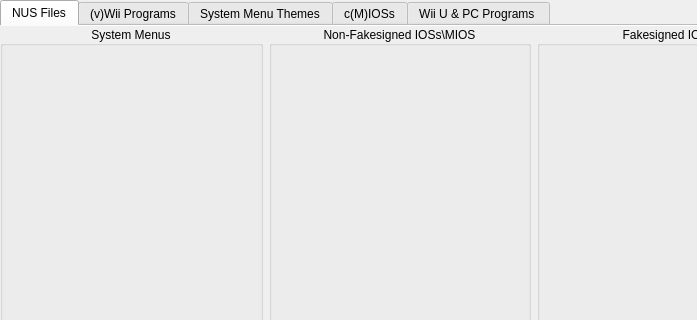
The window that mainWindow.ui (korbosoft/modmiiDownloader) describes before a commit, drawn with Qt 5; both pictures show x 0 to 697 and y 0 to 320 of the 800 by 800 pixel window.
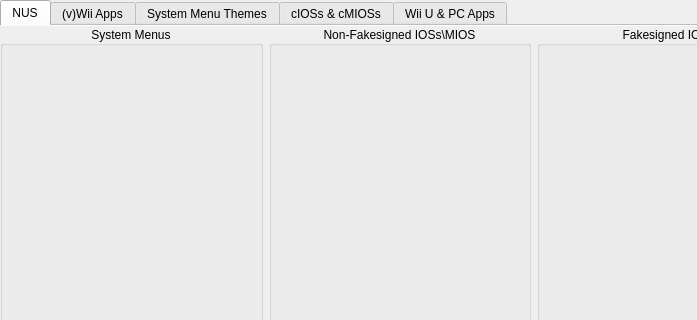
The same window after the commit. Icons and pictures are not drawn. Custom widgets are drawn as their Qt base class.

```diff
--- a/mainWindow.ui
+++ b/mainWindow.ui
@@ -55,7 +55,7 @@
        <normaloff>:/base/svg_1</normaloff>:/base/svg_1</iconset>
      </attribute>
      <attribute name="title">
-      <string>NUS Files</string>
+      <string>NUS</string>
      </attribute>
      <widget class="QWidget" name="nusLayout">
       <property name="geometry">
@@ -178,7 +178,7 @@
        <normaloff>:/base/svg_2</normaloff>:/base/svg_2</iconset>
      </attribute>
      <attribute name="title">
-      <string>(v)Wii Programs</string>
+      <string>(v)Wii Apps</string>
      </attribute>
      <widget class="QWidget" name="wiiLayout">
       <property name="geometry">
@@ -404,7 +404,7 @@
        <normaloff>:/base/svg_4</normaloff>:/base/svg_4</iconset>
      </attribute>
      <attribute name="title">
-      <string>c(M)IOSs</string>
+      <string>cIOSs &amp;&amp; cMIOSs</string>
      </attribute>
      <widget class="QWidget" name="ciosLayout">
       <property name="geometry">
@@ -598,7 +598,7 @@
        <normaloff>:/base/svg_5</normaloff>:/base/svg_5</iconset>
      </attribute>
      <attribute name="title">
-      <string>Wii U &amp;&amp; PC Programs </string>
+      <string>Wii U &amp;&amp; PC Apps</string>
      </attribute>
      <widget class="QWidget" name="wiiuLayout">
       <property name="geometry">
```
Left out of the diff: 2 changed lines with no effect on the pictures.
